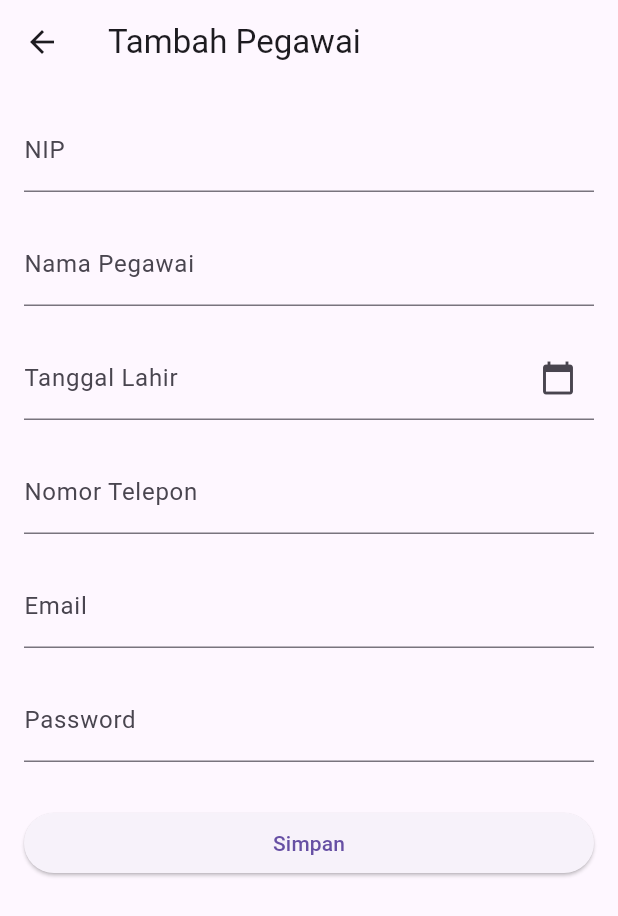
After one commit to anggarun/smartklinik, a Flutter app: the PegawaiPage screen opened directly, after a tap on the "add" icon, on a phone screen of 412 x 824 dp. The commit adds this screen. Shown: the top 916 px of the screen. Run offline on Flutter 3.47's test engine with Material 3 defaults, Android fonts, the light colour scheme and no system bars.

Commit message:
tugas 2 praktikum 1

```diff
--- a/smartklinik/lib/ui/pasien/pasien_detail.dart
+++ b/smartklinik/lib/ui/pasien/pasien_detail.dart
@@ -3,7 +3,7 @@ import '../../model/pasien.dart';
 
 class PasienDetail extends StatefulWidget {
   final Pasien pasien;
-  const PasienDetail({super.key, required this.pasien, required Type Pasien});
+  const PasienDetail({super.key, required this.pasien});
 
   @override
   State<PasienDetail> createState() => _PasienDetailState();
--- a/smartklinik/lib/ui/pegawai/pegawai_detail.dart
+++ b/smartklinik/lib/ui/pegawai/pegawai_detail.dart
@@ -3,11 +3,7 @@ import 'package:smartklinik/model/pegawai.dart';
 
 class PegawaiDetail extends StatefulWidget {
   final Pegawai pegawai;
-  const PegawaiDetail({
-    super.key,
-    required this.pegawai,
-    required Pegawai Pegawai,
-  });
+  const PegawaiDetail({super.key, required this.pegawai});
 
   @override
   State<PegawaiDetail> createState() => _PegawaiDetailState();
--- /dev/null
+++ b/smartklinik/lib/ui/pegawai/pegawai_form.dart
@@ -0,0 +1,85 @@
+import 'package:flutter/material.dart';
+
+class PegawaiForm extends StatefulWidget {
+  const PegawaiForm({super.key});
+  @override
+  State<PegawaiForm> createState() => _PegawaiFormState();
+}
+
+class _PegawaiFormState extends State<PegawaiForm> {
+  final _formKey = GlobalKey<FormState>();
+  final TextEditingController _tanggalLahirController = TextEditingController();
+
+  @override
+  void dispose() {
+    _tanggalLahirController.dispose();
+    super.dispose();
+  }
+
+  @override
+  Widget build(BuildContext context) {
+    return Scaffold(
+      appBar: AppBar(title: Text('Tambah Pegawai')),
+      body: SingleChildScrollView(
+        padding: EdgeInsets.all(16), // biar lebih rapi
+        child: Form(
+          key: _formKey,
+          child: Column(
+            children: [
+              TextField(decoration: InputDecoration(labelText: "NIP")),
+              SizedBox(height: 20),
+              TextField(decoration: InputDecoration(labelText: "Nama Pegawai")),
+              SizedBox(height: 20),
+              TextField(
+                controller: _tanggalLahirController,
+                readOnly: true,
+                decoration: InputDecoration(
+                  labelText: "Tanggal Lahir",
+                  suffixIcon: Icon(Icons.calendar_today),
+                ),
+                onTap: () async {
+                  DateTime? pickedDate = await showDatePicker(
+                    context: context,
+                    initialDate: DateTime.now(),
+                    firstDate: DateTime(2000),
+                    lastDate: DateTime(2100),
+                  );
+
+                  if (pickedDate != null) {
+                    String formattedDate =
+                        "${pickedDate.day}/${pickedDate.month}/${pickedDate.year}";
+                    setState(() {
+                      _tanggalLahirController.text = formattedDate;
+                    });
+                  }
+                },
+              ),
+              SizedBox(height: 20),
+              TextField(
+                decoration: InputDecoration(labelText: "Nomor Telepon"),
+              ),
+              SizedBox(height: 20),
+              TextField(decoration: InputDecoration(labelText: "Email")),
+              SizedBox(height: 20),
+              TextField(
+                obscureText: true,
+                decoration: InputDecoration(labelText: "Password"),
+              ),
+              SizedBox(height: 30),
+              SizedBox(
+                width: double.infinity,
+                child: ElevatedButton(
+                  onPressed: () {
+                    // validasi atau simpan data bisa ditambahkan di sini
+                    print("Form disimpan");
+                  },
+                  child: Text("Simpan"),
+                ),
+              ),
+            ],
+          ),
+        ),
+      ),
+    );
+  }
+}
--- /dev/null
+++ b/smartklinik/lib/ui/pegawai/pegawai_item.dart
@@ -0,0 +1,23 @@
+import 'package:flutter/material.dart';
+import 'package:smartklinik/model/pegawai.dart';
+import 'pegawai_detail.dart';
+
+class PegawaiItem extends StatelessWidget {
+  final Pegawai pegawai;
+  const PegawaiItem({super.key, required this.pegawai});
+
+  @override
+  Widget build(BuildContext context) {
+    return GestureDetector(
+      child: Card(child: ListTile(title: Text(pegawai.nama))),
+      onTap: () {
+        Navigator.push(
+          context,
+          MaterialPageRoute(
+            builder: (context) => PegawaiDetail(pegawai: pegawai),
+          ),
+        );
+      },
+    );
+  }
+}
--- a/smartklinik/lib/ui/pegawai/pegawai_page.dart
+++ b/smartklinik/lib/ui/pegawai/pegawai_page.dart
@@ -1,6 +1,7 @@
 import 'package:flutter/material.dart';
 import 'package:smartklinik/model/pegawai.dart';
 import 'package:smartklinik/ui/pegawai/pegawai_detail.dart';
+import 'package:smartklinik/ui/pegawai/pegawai_form.dart';
 
 class PegawaiPage extends StatefulWidget {
   const PegawaiPage({super.key});
@@ -12,7 +13,21 @@ class _PegawaiPageState extends State<PegawaiPage> {
   @override
   Widget build(BuildContext context) {
     return Scaffold(
-      appBar: AppBar(title: const Text("Data Pegawai")),
+      appBar: AppBar(
+        title: const Text("Data Pegawai"),
+        actions: [
+          GestureDetector(
+            child: Icon(Icons.add),
+            onTap: () {
+              Navigator.push(
+                context,
+                MaterialPageRoute(builder: (context) => PegawaiForm()),
+              );
+            },
+          ),
+        ],
+      ),
+
       body: ListView(
         children: [
           GestureDetector(
@@ -30,8 +45,7 @@ class _PegawaiPageState extends State<PegawaiPage> {
               Navigator.push(
                 context,
                 MaterialPageRoute(
-                  builder: (context) =>
-                      PegawaiDetail(pegawai: pegawai, Pegawai: pegawai),
+                  builder: (context) => PegawaiDetail(pegawai: pegawai),
                 ),
               );
             },
```
Also changed, not shown: smartklinik/lib/ui/pasien/pasien_form.dart (added, +79 -0 lines), smartklinik/lib/ui/pasien/pasien_item.dart (added, +21 -0 lines), smartklinik/lib/ui/pasien/pasien_page.dart (+16 -3 lines), smartklinik/lib/ui/poli/poli_form.dart (added, +29 -0 lines), smartklinik/lib/ui/poli/poli_item.dart (added, +21 -0 lines), smartklinik/lib/ui/poli/poli_page.dart (+15 -9 lines), smartklinik/assets/image/hasil/hasil3.png (added), smartklinik/assets/image/hasil/hasil4.png (added), 1 other file.
